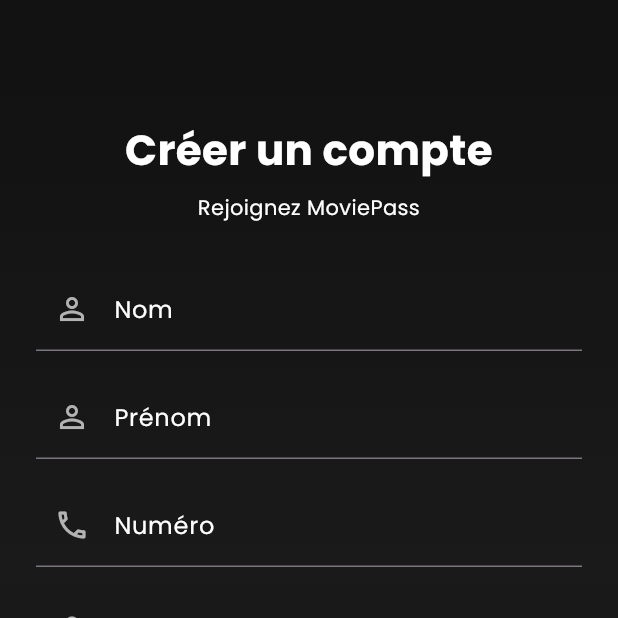
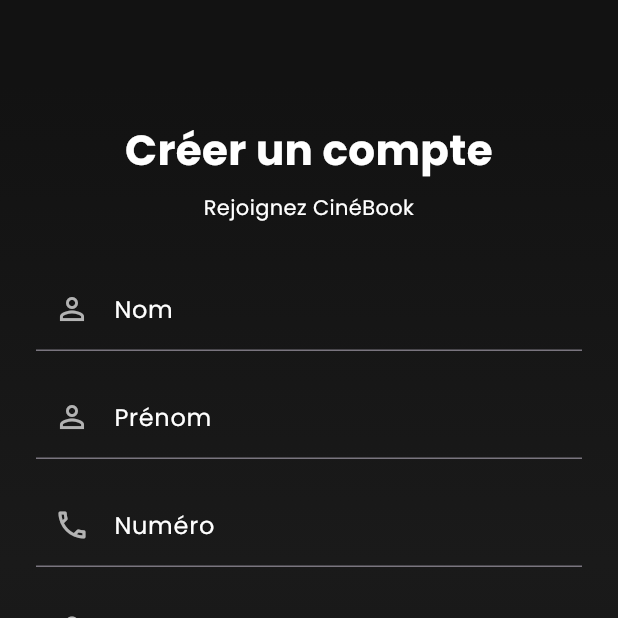
Before and after one commit to MohamedF2001/ticket_cine, a Flutter app: the RegisterScreen screen opened directly, on a phone screen of 412 x 824 dp, the top half of it. Run offline on Flutter 3.47's test engine with Material 3 defaults, Android fonts, the phone set to English and light mode, and no system bars; our stand-ins replace barcode_widget, flutter_rating_bar, flutter_spinkit, google_fonts, logger, pdf and 5 more; missing offline and left inert: barcode_scan2; accounts and stored records are empty; network calls fail.

Commit message:
changement de nom,ajout de l'icone

```diff
--- a/lib/views/auth/register_screen.dart
+++ b/lib/views/auth/register_screen.dart
@@ -125,7 +125,7 @@
                   const SizedBox(height: 8),
 
                   Text(
-                    'Rejoignez MoviePass',
+                    'Rejoignez CinéBook',
                     //style: Theme.of(context).textTheme.bodyMedium,
                     style: TextStyle(
                       fontSize: 14,
--- a/lib/views/main/movie_screen.dart
+++ b/lib/views/main/movie_screen.dart
@@ -52,7 +52,7 @@
                   shaderCallback: (bounds) =>
                       AppTheme.primaryGradient.createShader(bounds),
                   child: Text(
-                    'MoviePass',
+                    'CinéBook',
                     style: Theme.of(context).textTheme.titleLarge?.copyWith(
                       fontSize: 20,
                       fontWeight: FontWeight.bold,
--- a/lib/views/main/profile_screen.dart
+++ b/lib/views/main/profile_screen.dart
@@ -250,7 +250,7 @@
 
                       // Version
                       Text(
-                        'MoviePass v1.0.0',
+                        'CinéBook v1.0.0',
                         //style: Theme.of(context).textTheme.bodySmall,
                         style: TextStyle(
                             fontWeight: FontWeight.w400,
--- a/lib/views/splash_screen.dart
+++ b/lib/views/splash_screen.dart
@@ -90,7 +90,7 @@
               Image.asset('assets/images/cinema.png', width: 150),
               const SizedBox(height: 30),
               const Text(
-                'MoviePass',
+                'CinéBook',
                 style: TextStyle(
                   color: Colors.white,
                   fontSize: 24,
--- a/lib/views/splash_screen_new.dart
+++ b/lib/views/splash_screen_new.dart
@@ -136,7 +136,7 @@
                   shaderCallback: (bounds) => AppTheme.primaryGradient
                       .createShader(bounds),
                   child: Text(
-                    'MoviePass',
+                    'CinéBook',
                     style: Theme.of(context).textTheme.displayLarge?.copyWith(
                       fontSize: 25,
                       color: Colors.white,
```
Also changed, not shown: 8 other files.
